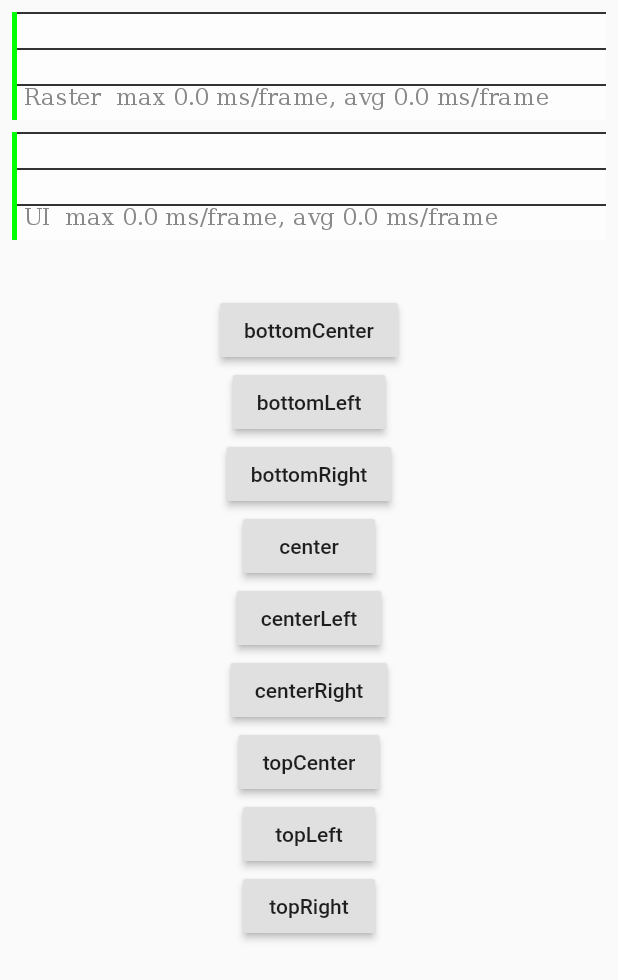
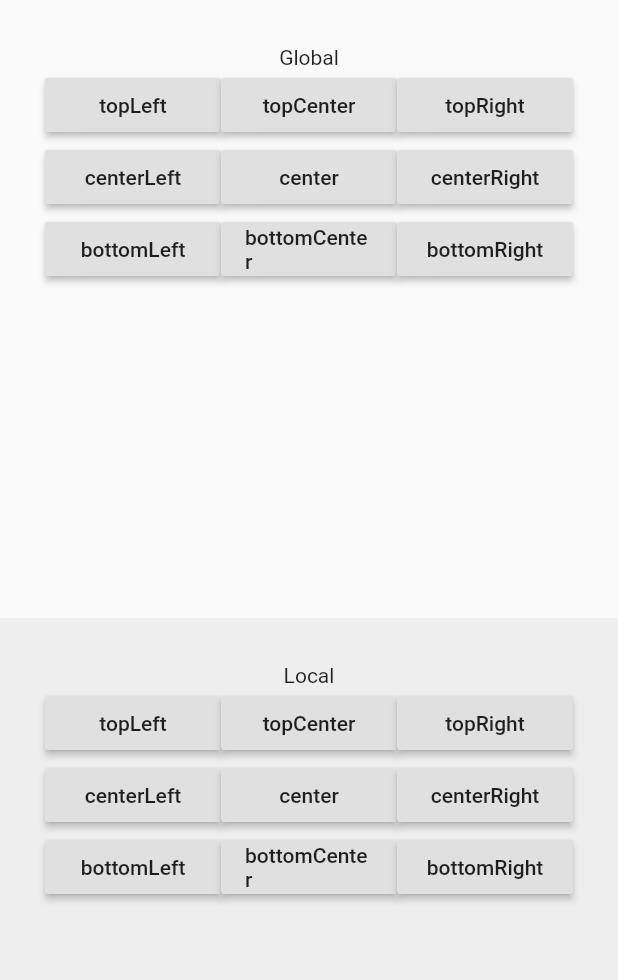
Before and after one commit to yinxulai/flutter_show_drawer, a Flutter app: the screen it shows after launch, after a tap on "topLeft", on a phone screen of 412 x 824 dp. Shown: the top 980 px of the screen. Run offline on Flutter 3.47's test engine with Material 2 defaults, Android fonts, the phone set to English and light mode, and no system bars; missing offline and left inert: show_overlay.

Commit message:
Enhanced implementation

```diff
--- a/example/lib/main.dart
+++ b/example/lib/main.dart
@@ -9,103 +9,118 @@ class MyApp extends StatelessWidget {
   @override
   Widget build(BuildContext context) {
     return MaterialApp(
-      title: 'showOverlay example',
+      title: 'showDrawer example',
       home: Scaffold(body: Body()),
-      showPerformanceOverlay: true,
+      // showPerformanceOverlay: true,
     );
   }
 }
 
-class Body extends StatelessWidget {
-  get testCard {
+class OverlayBox extends StatelessWidget {
+  final Widget child;
+  OverlayBox({this.child});
+
+  @override
+  Widget build(Object context) {
     return Container(
-      height: 520,
+      color: Colors.grey[200],
+      child: Overlay(
+        initialEntries: [
+          OverlayEntry(
+            builder: (_) => child,
+          ),
+        ],
+      ),
+    );
+  }
+}
+
+class Test extends StatelessWidget {
+  final String title;
+  Test({this.title});
+
+  generateRaisedButton(
+    String title,
+    Alignment alignment,
+    BuildContext context,
+  ) {
+    return Expanded(
+      child: RaisedButton(
+        child: Text(title),
+        onPressed: () => showDrawer(
+          barrier: true,
+          context: context,
+          alignment: alignment,
+          barrierDismissible: true,
+          builder: (_, __, close) => Container(
             width: 300,
-      child: Center(child: Text('Some widget')),
+            height: 200,
+            child: Center(
+              child: RaisedButton(
+                onPressed: close,
+                child: Text('close'),
+              ),
+            ),
             decoration: BoxDecoration(
               color: Colors.white,
               borderRadius: BorderRadius.all(Radius.circular(20)),
+            ),
+          ),
+        ),
       ),
     );
   }
 
   @override
   Widget build(BuildContext context) {
-    return Center(
+    return Container(
+      padding: EdgeInsets.all(30),
+      child: Center(
         child: Column(
-        mainAxisAlignment: MainAxisAlignment.center,
-        children: <Widget>[
-          RaisedButton(
-            onPressed: () => showDrawer(
-              context: context,
-              builder: (_, __, ___) => testCard,
-              alignment: Alignment.bottomCenter,
+          children: [
+            Text(title),
+            Row(mainAxisAlignment: MainAxisAlignment.center, children: [
+              generateRaisedButton("topLeft", Alignment.topLeft, context),
+              generateRaisedButton("topCenter", Alignment.topCenter, context),
+              generateRaisedButton("topRight", Alignment.topRight, context),
+            ]),
+            Row(mainAxisAlignment: MainAxisAlignment.center, children: [
+              generateRaisedButton("centerLeft", Alignment.centerLeft, context),
+              generateRaisedButton("center", Alignment.center, context),
+              generateRaisedButton(
+                  "centerRight", Alignment.centerRight, context),
+            ]),
+            Row(mainAxisAlignment: MainAxisAlignment.center, children: [
+              generateRaisedButton("bottomLeft", Alignment.bottomLeft, context),
+              generateRaisedButton(
+                  "bottomCenter", Alignment.bottomCenter, context),
+              generateRaisedButton(
+                  "bottomRight", Alignment.bottomRight, context),
+            ])
+          ],
         ),
-            child: Text('bottomCenter'),
       ),
-          RaisedButton(
-            onPressed: () => showDrawer(
-              context: context,
-              builder: (_, __, ___) => testCard,
-              alignment: Alignment.bottomLeft,
+    );
+  }
+}
+
+class Body extends StatelessWidget {
+  @override
+  Widget build(BuildContext context) {
+    return Container(
+      child: Column(
+        children: [
+          Expanded(
+            child: Test(
+              title: "Global",
             ),
-            child: Text('bottomLeft'),
           ),
-          RaisedButton(
-            onPressed: () => showDrawer(
-              context: context,
-              builder: (_, __, ___) => testCard,
-              alignment: Alignment.bottomRight,
+          Expanded(
+            child: OverlayBox(
+              child: Test(
+                title: "Local",
               ),
-            child: Text('bottomRight'),
             ),
-          RaisedButton(
-            onPressed: () => showDrawer(
-              context: context,
-              builder: (_, __, ___) => testCard,
-              alignment: Alignment.center,
-            ),
-            child: Text('center'),
-          ),
-          RaisedButton(
-            onPressed: () => showDrawer(
-              context: context,
-              builder: (_, __, ___) => testCard,
-              alignment: Alignment.centerLeft,
-            ),
-            child: Text('centerLeft'),
-          ),
-          RaisedButton(
-            onPressed: () => showDrawer(
-              context: context,
-              builder: (_, __, ___) => testCard,
-              alignment: Alignment.centerRight,
-            ),
-            child: Text('centerRight'),
-          ),
-          RaisedButton(
-            onPressed: () => showDrawer(
-              context: context,
-              builder: (_, __, ___) => testCard,
-              alignment: Alignment.topCenter,
-            ),
-            child: Text('topCenter'),
-          ),
-          RaisedButton(
-            onPressed: () => showDrawer(
-              context: context,
-              builder: (_, __, ___) => testCard,
-              alignment: Alignment.topLeft,
-            ),
-            child: Text('topLeft'),
-          ),
-          RaisedButton(
-            onPressed: () => showDrawer(
-              context: context,
-              builder: (_, __, ___) => testCard,
-              alignment: Alignment.topRight,
-            ),
-            child: Text('topRight'),
           ),
         ],
       ),
--- a/lib/show_drawer.dart
+++ b/lib/show_drawer.dart
@@ -3,18 +3,17 @@ library show_drawer;
 import 'package:flutter/widgets.dart';
 import 'package:show_overlay/show_overlay.dart';
 
-/// [_Builder] 包含三个参数，第一个为 [BuildContext], 第二个为 [Animation<double>]
+/// [DrawerBuilder] 包含三个参数，第一个为 [BuildContext], 第二个为 [Animation<double>]
 /// 第三个为 [Function], 执行 [Function] 可以移除当前的 [Drawer]
-typedef _Builder = Widget Function(BuildContext, Animation<double>, Function);
+typedef DrawerBuilder = Widget Function(BuildContext, Animation<double>, Function);
 
 Function showDrawer({
+  /// [builder] 提供 builder 来构建你的 widget
   @required BuildContext context,
-
-  /// [builder] 提供 builder 来构建你的 widget
-  _Builder builder,
+  @required DrawerBuilder builder,
 
   /// 使用最根处的 [Overlay] 来展示
-  bool useRootOverlay = true,
+  bool useRootOverlay = false,
 
   /// [animationDuration] 如果你使用动画，可以通过这个指定动画的执行时间
   /// [animationCurve] 可以设置动画的 Curve 效果
@@ -34,21 +33,19 @@ Function showDrawer({
   bool barrier = true,
   bool barrierDismissible = true,
 }) {
-  assert(builder != null);
-
   return showOverlay(
-    barrier: true,
+    barrier: barrier,
     context: context,
-    barrierDismissible: true,
     useRootOverlay: useRootOverlay,
-    animationDuration: animationDuration ?? Duration(milliseconds: 200),
-    builder: (context, animation, closer) {
+    barrierDismissible: barrierDismissible,
+    animationDuration: animationDuration ?? Duration(milliseconds: 300),
+    builder: (context, animation, close) {
       return _AnimatedDrawer(
         curve: animationCurve,
         animation: animation,
         alignment: alignment,
         builder: builder,
-        closer: closer,
+        close: close,
       );
     },
   );
@@ -56,15 +53,15 @@ Function showDrawer({
 
 class _AnimatedDrawer extends AnimatedWidget {
   final Curve curve;
-  final Function closer;
-  final _Builder builder;
+  final Function close;
+  final DrawerBuilder builder;
   final Alignment alignment;
   final Animation<double> animation;
 
   _AnimatedDrawer({
     Key key,
     this.curve,
-    this.closer,
+    this.close,
     this.builder,
     this.animation,
     this.alignment = Alignment.bottomCenter,
@@ -88,7 +85,7 @@ class _AnimatedDrawer extends AnimatedWidget {
       alignment: this.alignment,
       child: SlideTransition(
         position: animationPosition,
-        child: builder(context, animation, this.closer),
+        child: builder(context, animation, this.close),
       ),
     );
   }
--- a/pubspec.yaml
+++ b/pubspec.yaml
@@ -1,6 +1,6 @@
 name: show_drawer
 description: Quickly and easily display a draw from any direction with animation.
-version: 0.0.3
+version: 0.0.5
 author: https://github.com/yinxulai
 homepage: https://github.com/yinxulai/flutter_show_drawer
 
@@ -10,7 +10,7 @@ environment:
 dependencies:
   flutter:
     sdk: flutter
-  show_overlay: ^1.0.0
+  show_overlay: ^1.0.5
 
 dev_dependencies:
   flutter_test:
```
Also changed, not shown: example/pubspec.lock, pubspec.lock, 2 other files. Lines whose indentation alone changed are shown as unchanged.
